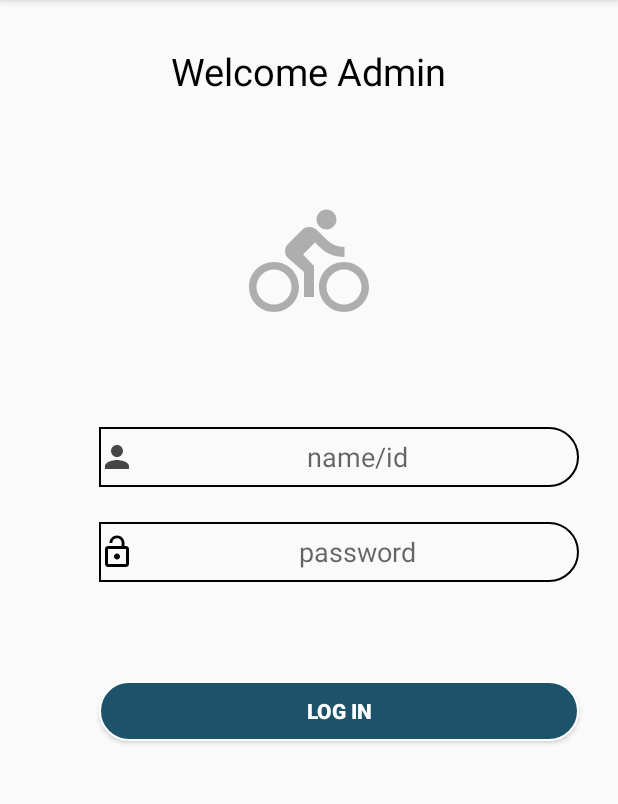
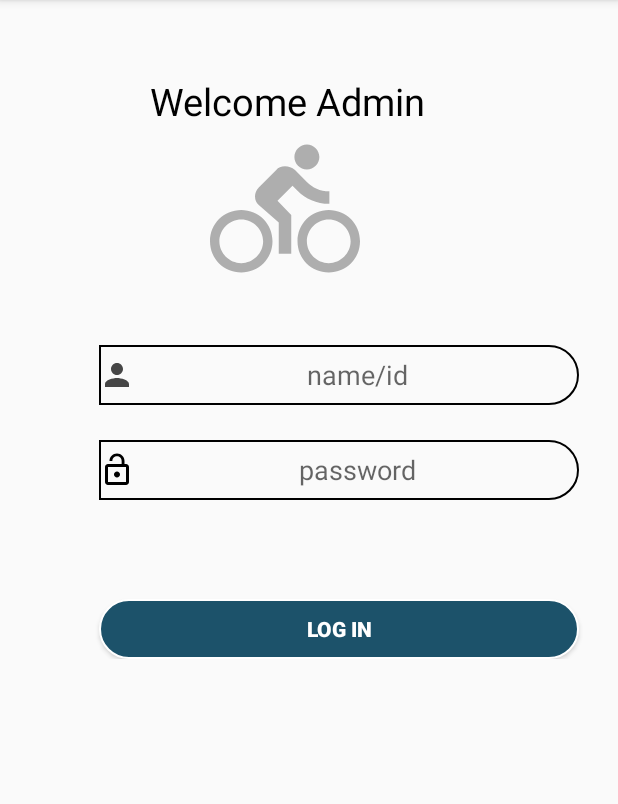
Before and after one commit to bloodrob/SakoriSarothiAdmin, an Android app: the AdminLogin screen opened directly, with no data from a screen before it, on a phone screen of 412 x 824 dp, the part 84-888 px from its top. Run offline under Robolectric (Android 15) with nearby library versions, the phone set to English and light mode, and no system bars; our stand-ins replace Firebase (no records; nobody signed in at launch, a user with empty details on screens opened directly).

```diff
--- a/app/build.gradle
+++ b/app/build.gradle
@@ -47,4 +47,6 @@ dependencies {
 
 
 
+
+
 apply plugin: 'com.google.gms.google-services'
--- a/app/src/main/java/com/dev/r19/sakorisarothiadmin/AdminLogin.java
+++ b/app/src/main/java/com/dev/r19/sakorisarothiadmin/AdminLogin.java
@@ -32,6 +32,11 @@ public class AdminLogin extends AppCompatActivity {
         login = (Button)findViewById(R.id.AdminLogin);
         auth = FirebaseAuth.getInstance();
 
+        // cheking the session
+        if (auth.getCurrentUser() != null) {
+            Intent intent = new Intent(AdminLogin.this, AdminMainActivity.class);
+            startActivity(intent);
+        }
         // Set up onclick listener for admin login button
         login.setOnClickListener(new View.OnClickListener() {
             @Override
--- a/app/src/main/java/com/dev/r19/sakorisarothiadmin/AdminUploadJobDetailsPdf.java
+++ b/app/src/main/java/com/dev/r19/sakorisarothiadmin/AdminUploadJobDetailsPdf.java
@@ -152,7 +152,7 @@ public class AdminUploadJobDetailsPdf extends AppCompatActivity {
         // pushing the value
         refToDatbaseToUrl.child(JobName+"/MyFileUrl").setValue(MyFileUrl.toString());
         // intent to AdminSendjobNotificatio
-        Intent intent = new Intent(AdminUploadJobDetailsPdf.this, AdminMainActivity.class);
+        Intent intent = new Intent(AdminUploadJobDetailsPdf.this, AdminPushNotification.class);
         startActivity(intent);
     }
 }
--- a/app/src/main/res/layout/activity_admin_login.xml
+++ b/app/src/main/res/layout/activity_admin_login.xml
@@ -4,36 +4,45 @@
     xmlns:tools="http://schemas.android.com/tools"
     android:layout_width="match_parent"
     android:layout_height="match_parent"
-
     tools:context="com.dev.r19.sakorisarothiadmin.AdminLogin">
-
+<FrameLayout
+    android:layout_width="match_parent"
+    android:layout_height="wrap_content"
+    android:id="@+id/frame12">
     <TextView
         android:id="@+id/textView7"
         android:layout_width="wrap_content"
         android:layout_height="wrap_content"
-        android:layout_marginTop="30dp"
+        android:layout_marginTop="50dp"
         android:text="Welcome Admin"
         android:textSize="25dp"
+        android:layout_marginLeft="100dp"
         android:layout_alignParentTop="true"
         android:layout_centerHorizontal="true"
         android:textColor="#000000"/>
     <ImageView
-        android:layout_width="80dp"
-        android:layout_height="80dp"
+        android:layout_width="100dp"
+        android:layout_height="100dp"
         android:background="@drawable/ic_directions_bike_black_24dp"
         android:layout_below="@+id/textView7"
-        android:layout_marginTop="70dp"
+        android:layout_marginLeft="140dp"
+        android:layout_marginTop="90dp"
         android:layout_centerHorizontal="true"/>
-
-
+</FrameLayout>
+<ScrollView
+    android:layout_width="match_parent"
+    android:layout_height="wrap_content"
+    android:layout_below="@+id/frame12">
+    <RelativeLayout
+        android:layout_width="match_parent"
+        android:layout_height="wrap_content">
     <EditText
         android:id="@+id/AUserId"
         android:layout_width="320dp"
         android:layout_height="40dp"
         android:layout_alignParentEnd="true"
-        android:layout_below="@+id/textView7"
         android:layout_marginEnd="26dp"
-        android:layout_marginTop="220dp"
+        android:layout_marginTop="40dp"
         android:textAlignment="center"
         android:background="@drawable/text_2"
         android:drawableLeft="@drawable/ic_person"
@@ -55,8 +64,6 @@
         android:drawableLeft="@drawable/ic_menu_login"
         android:inputType="textPassword" />
 
-
-
     <Button
         android:id="@+id/AdminLogin"
         android:layout_width="320dp"
@@ -68,4 +75,6 @@
         android:textColor="#ffffff"
         android:textStyle="bold"
         android:text="Log in" />
+    </RelativeLayout>
+</ScrollView>
 </RelativeLayout>
```
Also changed, not shown: app/src/main/AndroidManifest.xml (+7 -1 lines), app/src/main/java/com/dev/r19/sakorisarothiadmin/AdminMainActivity.java (+21 -1 lines), app/src/main/java/com/dev/r19/sakorisarothiadmin/AdminPushNotification.java (added, +14 -0 lines), app/src/main/res/layout/activity_admin_main.xml (+9 -0 lines), app/src/main/res/layout/activity_admin_push_notification.xml (added, +9 -0 lines), app/src/main/res/layout/activity_admin_upload_job.xml (+48 -24 lines).
